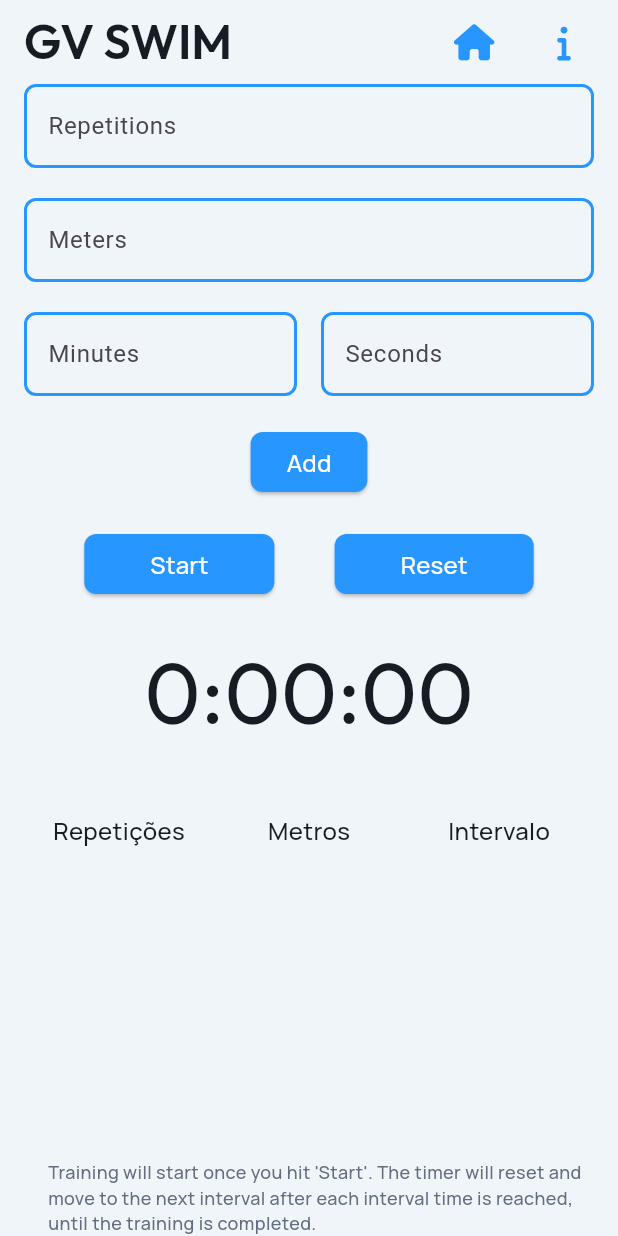
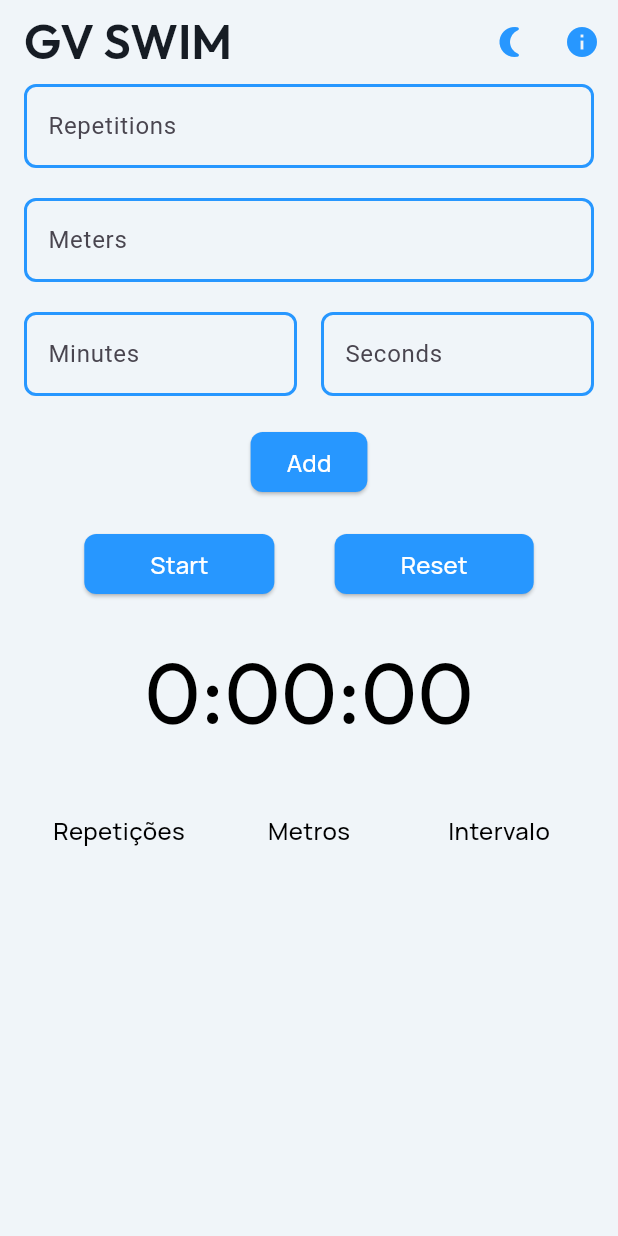
Before and after one commit to PyGodoy/gvswim, a Flutter app: the screen it shows after launch, on a phone screen of 412 x 824 dp. Run offline on Flutter 3.47's test engine with Material 3 defaults, Android fonts, the phone set to English and light mode, and no system bars; our stand-ins replace audioplayers, google_fonts, stop_watch_timer.

Commit message:
criação dark mode

```diff
--- a/lib/main.dart
+++ b/lib/main.dart
@@ -3,11 +3,42 @@ import 'package:gv_swim/pages/CreatorInfoPage.dart';
 import 'package:gv_swim/pages/gvswim.dart';
 
 void main() {
-  runApp(MaterialApp(
-    initialRoute: '/',
-    routes: {
-      '/': (context) => GvswimWidget(),
-      '/creatorInfo': (context) => CreatorInfoPage(),
-    },
-  ));
+  runApp(ThemeSwitchingApp());
 }
+
+class ThemeSwitchingApp extends StatefulWidget {
+  @override
+  _ThemeSwitchingAppState createState() => _ThemeSwitchingAppState();
+}
+
+class _ThemeSwitchingAppState extends State<ThemeSwitchingApp> {
+  bool _isDarkMode = false;
+
+  void toggleTheme() {
+    setState(() {
+      _isDarkMode = !_isDarkMode;
+    });
+  }
+
+  @override
+  Widget build(BuildContext context) {
+    return MaterialApp(
+      theme: _isDarkMode
+          ? ThemeData.dark().copyWith(
+              textTheme: ThemeData.dark().textTheme.apply(
+                    bodyColor: Colors.white,
+                    displayColor: Colors.white,
+                  ),
+            )
+          : ThemeData.light(),
+      initialRoute: '/',
+      routes: {
+        '/': (context) => GvswimWidget(
+              isDarkMode: _isDarkMode,
+              toggleTheme: toggleTheme,
+            ),
+        '/creatorInfo': (context) => CreatorInfoPage(),
+      },
+    );
+  }
+}
--- a/lib/pages/gvswim.dart
+++ b/lib/pages/gvswim.dart
@@ -1,7 +1,6 @@
 import 'package:audioplayers/audioplayers.dart';
 import 'package:flutter/material.dart';
 import 'package:flutter/services.dart';
-import 'package:font_awesome_flutter/font_awesome_flutter.dart';
 import 'package:google_fonts/google_fonts.dart';
 import 'package:stop_watch_timer/stop_watch_timer.dart';
 
@@ -47,7 +46,12 @@ class GvswimModel {
 late AudioPlayer advancedPlayer;
 
 class GvswimWidget extends StatefulWidget {
-  const GvswimWidget({Key? key}) : super(key: key);
+  final bool isDarkMode;
+  final Function() toggleTheme;
+
+  const GvswimWidget(
+      {Key? key, required this.isDarkMode, required this.toggleTheme})
+      : super(key: key);
 
   @override
   State<GvswimWidget> createState() => _GvswimWidgetState();
@@ -192,52 +196,51 @@ class _GvswimWidgetState extends State<GvswimWidget> {
           ? FocusScope.of(context).requestFocus(_model.textFieldFocusNode1)
           : FocusScope.of(context).unfocus(),
       child: Scaffold(
-        backgroundColor: Color(0xFFF0F5F9),
+        backgroundColor: widget.isDarkMode ? Colors.black : Color(0xFFF0F5F9),
         appBar: AppBar(
-          backgroundColor: Color(0xFFF0F5F9),
+          backgroundColor: widget.isDarkMode ? Colors.black : Color(0xFFF0F5F9),
           automaticallyImplyLeading: false,
           title: Text(
             'GV SWIM',
             style: GoogleFonts.getFont(
               'Outfit',
-              color: Color(0xFF161C24),
+              color: widget.isDarkMode
+                  ? Colors.white
+                  : Color(
+                      0xFF161C24), // Alterado para branco se o modo escuro estiver ativado
               fontSize: 32,
               fontWeight: FontWeight.w600,
             ),
           ),
           actions: [
-            Align(
-              alignment: AlignmentDirectional(0, 0),
-              child: Padding(
-                padding: EdgeInsetsDirectional.fromSTEB(0, 0, 12, 0),
+            AnimatedSwitcher(
+              duration: Duration(milliseconds: 500),
+              transitionBuilder: (child, animation) {
+                return ScaleTransition(
+                  scale: animation,
+                  child: child,
+                );
+              },
               child: IconButton(
-                  icon: FaIcon(
-                    FontAwesomeIcons.home,
-                    color: Color(0xFF2797FF),
-                    size: 24,
+                key: ValueKey<bool>(widget.isDarkMode),
+                icon: Icon(
+                  widget.isDarkMode ? Icons.wb_sunny : Icons.nightlight_round,
+                  color: widget.isDarkMode ? Colors.white : Color(0xFF2797FF),
                 ),
                 onPressed: () {
-                    print('IconButton pressed ...');
+                  widget.toggleTheme();
                 },
               ),
             ),
-            ),
-            Align(
-              alignment: AlignmentDirectional(0,0),
-              child: Padding(
-                padding: EdgeInsetsDirectional.fromSTEB(0, 0, 12, 0),
-                child: IconButton(
-                  icon: FaIcon(
-                    FontAwesomeIcons.info,
-                    color: Color(0xFF2797FF),
-                    size: 24,
+            IconButton(
+              icon: Icon(
+                Icons.info,
+                color: widget.isDarkMode ? Colors.white : Color(0xFF2797FF),
               ),
               onPressed: () {
-                    Navigator.pushNamed(context,"/creatorInfo");
+                Navigator.pushNamed(context, "/creatorInfo");
               },
             ),
-              ),
-            )
           ],
           centerTitle: false,
           elevation: 0,
@@ -258,7 +261,7 @@ class _GvswimWidgetState extends State<GvswimWidget> {
                     hintText: 'Enter number of reps...',
                     hintStyle: GoogleFonts.getFont(
                       'Manrope',
-                      color: Color(0xFF161C24),
+                      color: widget.isDarkMode ? Colors.white : Colors.black,
                       fontSize: 16,
                       fontWeight: FontWeight.w500,
                     ),
@@ -293,7 +296,7 @@ class _GvswimWidgetState extends State<GvswimWidget> {
                   ),
                   style: GoogleFonts.getFont(
                     'Manrope',
-                    color: Color(0xFF161C24),
+                    color: widget.isDarkMode ? Colors.white : Colors.black,
                     fontSize: 14,
                     fontWeight: FontWeight.w500,
                   ),
@@ -311,7 +314,7 @@ class _GvswimWidgetState extends State<GvswimWidget> {
                     hintText: 'Enter distance in meters...',
                     hintStyle: GoogleFonts.getFont(
                       'Manrope',
-                      color: Color(0xFF161C24),
+                      color: widget.isDarkMode ? Colors.white : Colors.black,
                       fontSize: 16,
                       fontWeight: FontWeight.w500,
                     ),
@@ -346,7 +349,7 @@ class _GvswimWidgetState extends State<GvswimWidget> {
                   ),
                   style: GoogleFonts.getFont(
                     'Manrope',
-                    color: Color(0xFF161C24),
+                    color: widget.isDarkMode ? Colors.white : Colors.black,
                     fontSize: 14,
                     fontWeight: FontWeight.w500,
                   ),
@@ -368,7 +371,8 @@ class _GvswimWidgetState extends State<GvswimWidget> {
                           hintText: '00',
                           hintStyle: GoogleFonts.getFont(
                             'Manrope',
-                            color: Color(0xFF161C24),
+                            color:
+                                widget.isDarkMode ? Colors.white : Colors.black,
                             fontSize: 16,
                             fontWeight: FontWeight.w500,
                           ),
@@ -403,7 +407,8 @@ class _GvswimWidgetState extends State<GvswimWidget> {
                         ),
                         style: GoogleFonts.getFont(
                           'Manrope',
-                          color: Color(0xFF161C24),
+                          color:
+                              widget.isDarkMode ? Colors.white : Colors.black,
                           fontSize: 14,
                           fontWeight: FontWeight.w500,
                         ),
@@ -424,7 +429,8 @@ class _GvswimWidgetState extends State<GvswimWidget> {
                           hintText: '00',
                           hintStyle: GoogleFonts.getFont(
                             'Manrope',
-                            color: Color(0xFF161C24),
+                            color:
+                                widget.isDarkMode ? Colors.white : Colors.black,
                             fontSize: 16,
                             fontWeight: FontWeight.w500,
                           ),
@@ -459,7 +465,8 @@ class _GvswimWidgetState extends State<GvswimWidget> {
                         ),
                         style: GoogleFonts.getFont(
                           'Manrope',
-                          color: Color(0xFF161C24),
+                          color:
+                              widget.isDarkMode ? Colors.white : Colors.black,
                           fontSize: 14,
                           fontWeight: FontWeight.w500,
                         ),
@@ -557,7 +564,7 @@ class _GvswimWidgetState extends State<GvswimWidget> {
                       Duration(milliseconds: _timerController.rawTime.value)),
                   style: GoogleFonts.getFont(
                     'Outfit',
-                    color: Color(0xFF161C24),
+                    color: widget.isDarkMode ? Colors.white : Colors.black,
                     fontSize: 57,
                     fontWeight: FontWeight.normal,
                   ),
@@ -577,7 +584,9 @@ class _GvswimWidgetState extends State<GvswimWidget> {
                             'Repetições',
                             style: GoogleFonts.getFont(
                               'Manrope',
-                              color: Color(0xFF161C24),
+                              color: widget.isDarkMode
+                                  ? Colors.white
+                                  : Colors.black,
                               fontSize: 16,
                               fontWeight: FontWeight.w500,
                             ),
@@ -593,7 +602,9 @@ class _GvswimWidgetState extends State<GvswimWidget> {
                             'Metros',
                             style: GoogleFonts.getFont(
                               'Manrope',
-                              color: Color(0xFF161C24),
+                              color: widget.isDarkMode
+                                  ? Colors.white
+                                  : Colors.black,
                               fontSize: 16,
                               fontWeight: FontWeight.w500,
                             ),
@@ -609,7 +620,9 @@ class _GvswimWidgetState extends State<GvswimWidget> {
                             'Intervalo',
                             style: GoogleFonts.getFont(
                               'Manrope',
-                              color: Color(0xFF161C24),
+                              color: widget.isDarkMode
+                                  ? Colors.white
+                                  : Colors.black,
                               fontSize: 16,
                               fontWeight: FontWeight.w500,
                             ),
@@ -641,7 +654,9 @@ class _GvswimWidgetState extends State<GvswimWidget> {
                                   repetitions,
                                   style: GoogleFonts.getFont(
                                     'Manrope',
-                                    color: Color(0xFF161C24),
+                                    color: widget.isDarkMode
+                                        ? Colors.white
+                                        : Colors.black,
                                     fontSize: 16,
                                     fontWeight: FontWeight.w500,
                                   ),
@@ -658,7 +673,9 @@ class _GvswimWidgetState extends State<GvswimWidget> {
                                   meters,
                                   style: GoogleFonts.getFont(
                                     'Manrope',
-                                    color: Color(0xFF161C24),
+                                    color: widget.isDarkMode
+                                        ? Colors.white
+                                        : Colors.black,
                                     fontSize: 16,
                                     fontWeight: FontWeight.w500,
                                   ),
@@ -675,7 +692,9 @@ class _GvswimWidgetState extends State<GvswimWidget> {
                                   interval,
                                   style: GoogleFonts.getFont(
                                     'Manrope',
-                                    color: Color(0xFF161C24),
+                                    color: widget.isDarkMode
+                                        ? Colors.white
+                                        : Colors.black,
                                     fontSize: 16,
                                     fontWeight: FontWeight.w500,
                                   ),
@@ -688,19 +707,6 @@ class _GvswimWidgetState extends State<GvswimWidget> {
                     },
                   ),
                 ),
-                SizedBox(height: 20),
-                Padding(
-                  padding: EdgeInsetsDirectional.fromSTEB(16, 0, 0, 0),
-                  child: Text(
-                    'Training will start once you hit \'Start\'. The timer will reset and move to the next interval after each interval time is reached, until the training is completed.',
-                    style: GoogleFonts.getFont(
-                      'Manrope',
-                      color: Color(0xFF636F81),
-                      fontSize: 12,
-                      fontWeight: FontWeight.w500,
-                    ),
-                  ),
-                ),
               ],
             ),
           ),
```
Lines whose indentation alone changed are shown as unchanged.
